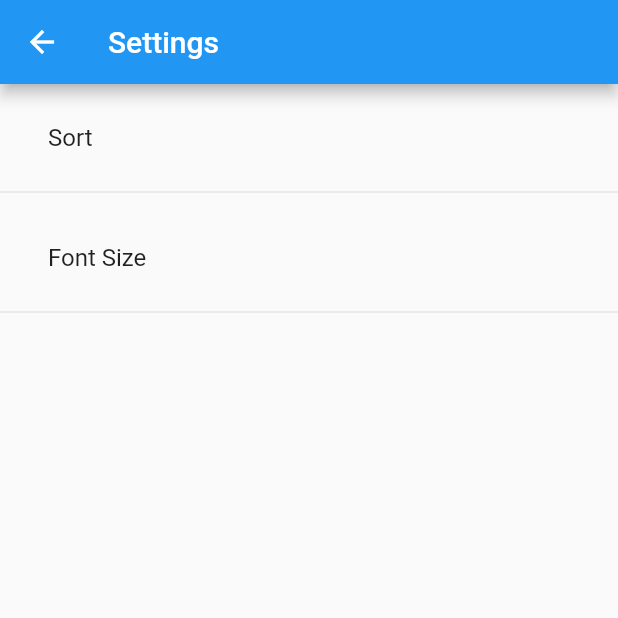
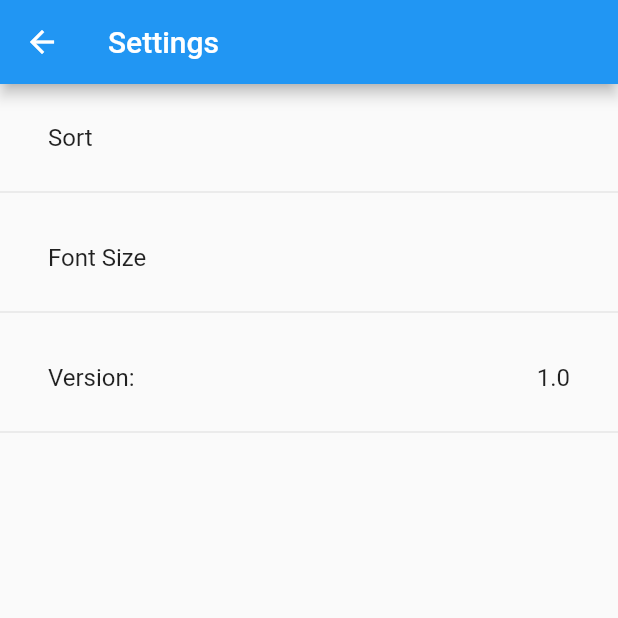
Before and after one commit to JunchangZhao/flutter_note, a Flutter app: the SettingPage screen opened directly, on a phone screen of 412 x 824 dp, the top half of it. Run offline on Flutter 3.47's test engine with Material 2 defaults, Android fonts, the phone set to English and light mode, and no system bars; drawn by our look-alikes of oktoast; our stand-ins replace dio, event_bus, flutter_svg, shared_preferences, sqflite; missing offline and left inert: notus, zefyr; accounts and stored records are empty; generated files the repository leaves out were written again.

Commit message:
add version info in setting page

```diff
--- a/lib/view/setting_page.dart
+++ b/lib/view/setting_page.dart
@@ -71,7 +71,7 @@ class _SettingPageState extends State<SettingPage> {
               children: <Widget>[
                 buildSortItem(),
                 buildFontItem(),
-//                buildVersionItem(),
+                buildVersionItem(),
               ],
             ),
           ),
@@ -107,7 +107,7 @@ class _SettingPageState extends State<SettingPage> {
   }
 
   buildVersionItem() {
-    buildItem(S.of(context).version, "1.0", () {});
+    return buildItem(S.of(context).version, "1.0", () {});
   }
 
   Widget buildLogoutItem(String title, onClick) {
```
